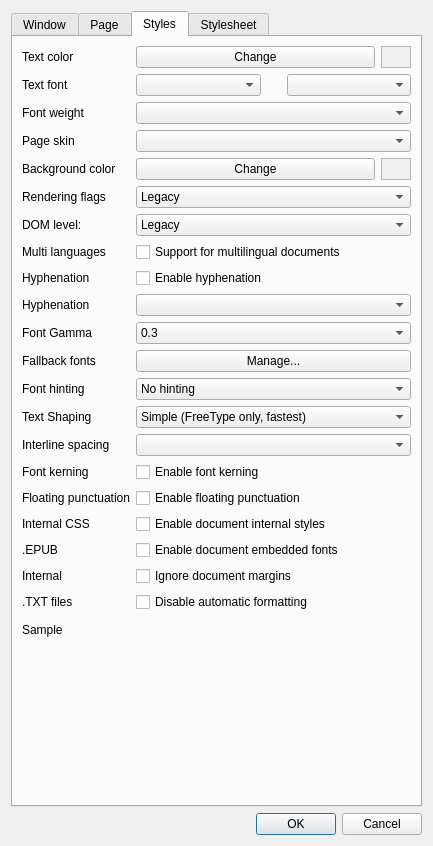
buggins/coolreader, file cr3qt/src/settings.ui: the form before one commit.
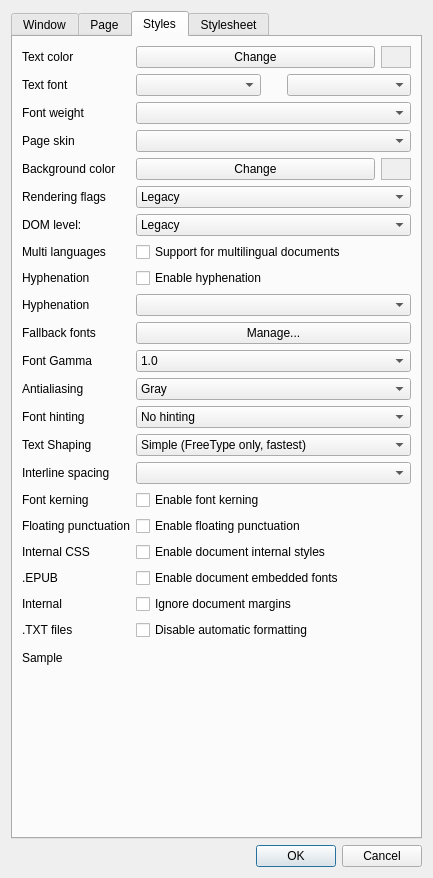
The form after the commit. Icons and pictures are not drawn. Custom widgets are drawn as their Qt base class.

Commit message: Desktop (Qt): update frontend (settings form) for new feature: LCD subpixel rendering.

Patch:
```diff
--- a/cr3qt/src/settings.ui
+++ b/cr3qt/src/settings.ui
@@ -10,7 +10,7 @@
     <x>0</x>
     <y>0</y>
     <width>433</width>
-    <height>846</height>
+    <height>878</height>
    </rect>
   </property>
   <property name="sizePolicy">
@@ -1329,14 +1329,14 @@
          <item row="9" column="1">
           <widget class="QComboBox" name="cbHyphenation"/>
          </item>
-         <item row="10" column="0">
+         <item row="11" column="0">
           <widget class="QLabel" name="label_19">
            <property name="text">
             <string>Font Gamma</string>
            </property>
           </widget>
          </item>
-         <item row="10" column="1">
+         <item row="11" column="1">
           <widget class="QComboBox" name="cbFontGamma">
            <property name="sizePolicy">
             <sizepolicy hsizetype="Preferred" vsizetype="Fixed">
@@ -1362,6 +1362,9 @@
              <height>0</height>
             </size>
            </property>
+           <property name="currentIndex">
+            <number>15</number>
+           </property>
            <item>
             <property name="text">
              <string>0.3</string>
@@ -1519,34 +1522,14 @@
            </item>
           </widget>
          </item>
-         <item row="11" column="0">
-          <widget class="QLabel" name="label_36">
-           <property name="text">
-            <string>Fallback fonts</string>
-           </property>
-          </widget>
-         </item>
-         <item row="11" column="1">
-          <widget class="QPushButton" name="btnFallbackMan">
-           <property name="sizePolicy">
-            <sizepolicy hsizetype="Preferred" vsizetype="Fixed">
-             <horstretch>0</horstretch>
-             <verstretch>0</verstretch>
-            </sizepolicy>
-           </property>
-           <property name="text">
-            <string>Manage...</string>
-           </property>
-          </widget>
-         </item>
-         <item row="12" column="0">
+         <item row="13" column="0">
           <widget class="QLabel" name="label_35">
            <property name="text">
             <string>Font hinting</string>
            </property>
           </widget>
          </item>
-         <item row="12" column="1">
+         <item row="13" column="1">
           <widget class="QComboBox" name="cbFontHinting">
            <property name="sizePolicy">
             <sizepolicy hsizetype="Preferred" vsizetype="Fixed">
@@ -1589,14 +1572,14 @@
            </item>
           </widget>
          </item>
-         <item row="13" column="0">
+         <item row="14" column="0">
           <widget class="QLabel" name="label_44">
            <property name="text">
             <string>Text Shaping</string>
            </property>
           </widget>
          </item>
-         <item row="13" column="1">
+         <item row="14" column="1">
           <widget class="QComboBox" name="cbFontShaping">
            <property name="currentText">
             <string>Simple (FreeType only, fastest)</string>
@@ -1618,108 +1601,108 @@
            </item>
           </widget>
          </item>
-         <item row="14" column="0">
+         <item row="15" column="0">
           <widget class="QLabel" name="label_13">
            <property name="text">
             <string>Interline spacing</string>
            </property>
           </widget>
          </item>
-         <item row="14" column="1">
+         <item row="15" column="1">
           <widget class="QComboBox" name="cbInterlineSpace"/>
          </item>
-         <item row="15" column="0">
+         <item row="16" column="0">
           <widget class="QLabel" name="label_43">
            <property name="text">
             <string>Font kerning</string>
            </property>
           </widget>
          </item>
-         <item row="15" column="1">
+         <item row="16" column="1">
           <widget class="QCheckBox" name="cbFontKerning">
            <property name="text">
             <string>Enable font kerning</string>
            </property>
           </widget>
          </item>
-         <item row="16" column="0">
+         <item row="17" column="0">
           <widget class="QLabel" name="label_18">
            <property name="text">
             <string>Floating punctuation</string>
            </property>
           </widget>
          </item>
-         <item row="16" column="1">
+         <item row="17" column="1">
           <widget class="QCheckBox" name="cbFloatingPunctuation">
            <property name="text">
             <string>Enable floating punctuation</string>
            </property>
           </widget>
          </item>
-         <item row="17" column="0">
+         <item row="18" column="0">
           <widget class="QLabel" name="label_38">
            <property name="text">
             <string>Internal CSS</string>
            </property>
           </widget>
          </item>
-         <item row="17" column="1">
+         <item row="18" column="1">
           <widget class="QCheckBox" name="cbEnableDocumentStyles">
            <property name="text">
             <string>Enable document internal styles</string>
            </property>
           </widget>
          </item>
-         <item row="18" column="0">
+         <item row="19" column="0">
           <widget class="QLabel" name="label_37">
            <property name="text">
             <string>.EPUB</string>
            </property>
           </widget>
          </item>
-         <item row="18" column="1">
+         <item row="19" column="1">
           <widget class="QCheckBox" name="cbEnableEmbeddedFonts">
            <property name="text">
             <string>Enable document embedded fonts</string>
            </property>
           </widget>
          </item>
-         <item row="19" column="0">
+         <item row="20" column="0">
           <widget class="QLabel" name="label_49">
            <property name="text">
             <string>Internal</string>
            </property>
           </widget>
          </item>
-         <item row="19" column="1">
+         <item row="20" column="1">
           <widget class="QCheckBox" name="cbIgnoreDocumentMargins">
            <property name="text">
             <string>Ignore document margins</string>
            </property>
           </widget>
          </item>
-         <item row="20" column="0">
+         <item row="21" column="0">
           <widget class="QLabel" name="label_17">
            <property name="text">
             <string>.TXT files</string>
            </property>
           </widget>
          </item>
-         <item row="20" column="1">
+         <item row="21" column="1">
           <widget class="QCheckBox" name="cbTxtPreFormatted">
            <property name="text">
             <string>Disable automatic formatting</string>
            </property>
           </widget>
          </item>
-         <item row="21" column="0">
+         <item row="22" column="0">
           <widget class="QLabel" name="label_15">
            <property name="text">
             <string>Sample</string>
            </property>
           </widget>
          </item>
-         <item row="21" column="1">
+         <item row="22" column="1">
           <widget class="CR3View" name="crSample" native="true">
            <property name="sizePolicy">
             <sizepolicy hsizetype="Expanding" vsizetype="Expanding">
@@ -1766,6 +1749,70 @@
            </property>
           </widget>
          </item>
+         <item row="10" column="0">
+          <widget class="QLabel" name="label_36">
+           <property name="text">
+            <string>Fallback fonts</string>
+           </property>
+          </widget>
+         </item>
+         <item row="10" column="1">
+          <widget class="QPushButton" name="btnFallbackMan">
+           <property name="sizePolicy">
+            <sizepolicy hsizetype="Preferred" vsizetype="Fixed">
+             <horstretch>0</horstretch>
+             <verstretch>0</verstretch>
+            </sizepolicy>
+           </property>
+           <property name="text">
+            <string>Manage...</string>
+           </property>
+          </widget>
+         </item>
+         <item row="12" column="0">
+          <widget class="QLabel" name="label_52">
+           <property name="text">
+            <string>Antialiasing</string>
+           </property>
+          </widget>
+         </item>
+         <item row="12" column="1">
+          <widget class="QComboBox" name="cbAntialiasingMode">
+           <property name="currentIndex">
+            <number>1</number>
+           </property>
+           <item>
+            <property name="text">
+             <string>None</string>
+            </property>
+           </item>
+           <item>
+            <property name="text">
+             <string>Gray</string>
+            </property>
+           </item>
+           <item>
+            <property name="text">
+             <string>LCD (RGB)</string>
+            </property>
+           </item>
+           <item>
+            <property name="text">
+             <string>LCD (BGR)</string>
+            </property>
+           </item>
+           <item>
+            <property name="text">
+             <string>LCD (RGB) vertical</string>
+            </property>
+           </item>
+           <item>
+            <property name="text">
+             <string>LCD (BGR) vertical</string>
+            </property>
+           </item>
+          </widget>
+         </item>
         </layout>
        </item>
       </layout>
```
Left out of the diff: 7 changed lines with no effect on the pictures. The commit also changes 3 other files.
